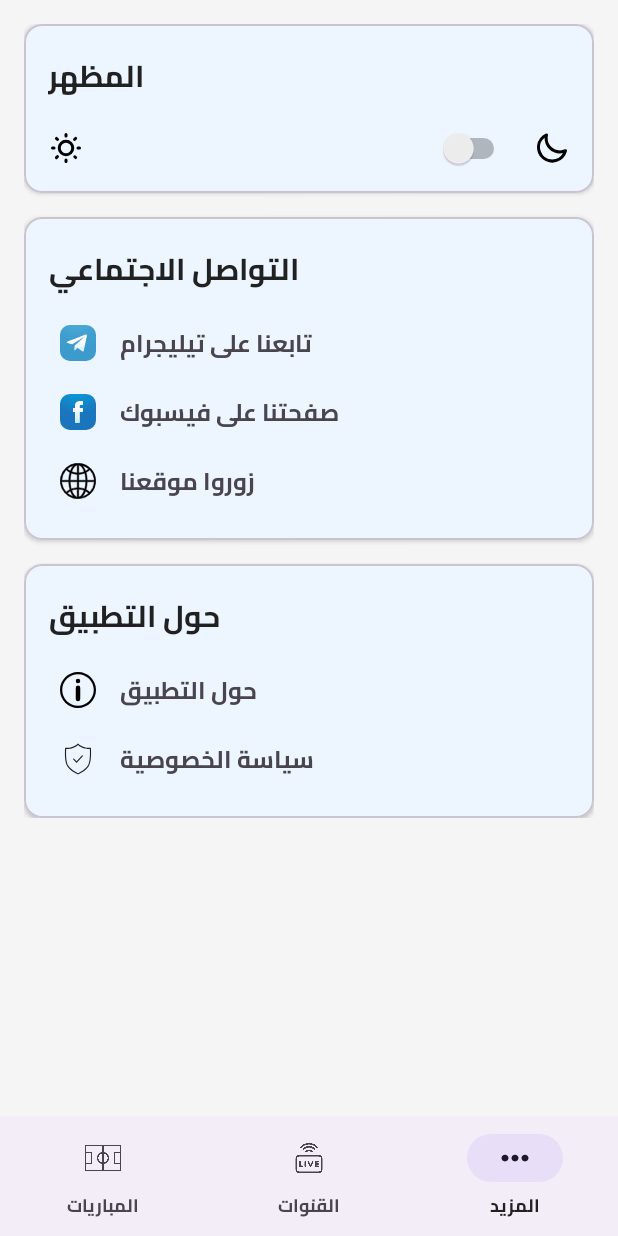
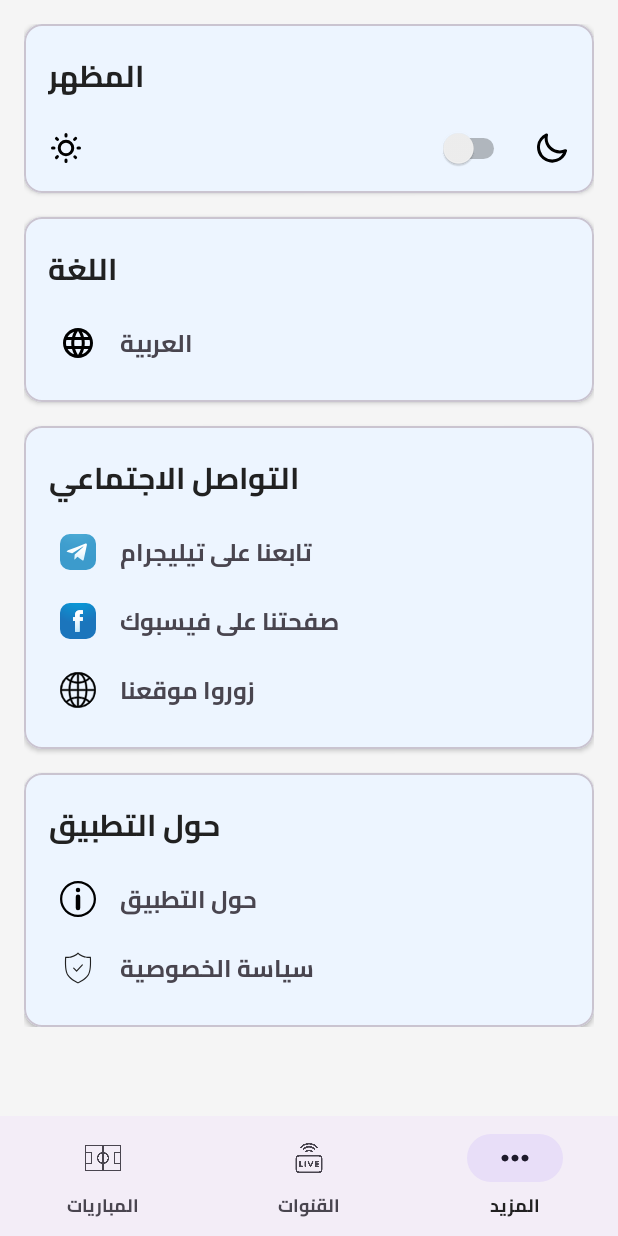
Before and after one commit to djxxber3/footstique-app, an Android app: the MainActivity screen opened directly, with no data from a screen before it, item 3 of the bottom bar chosen, on a phone screen of 412 x 824 dp. Run offline under Robolectric (Android 15) with nearby library versions, the phone set to English and light mode, and no system bars; pictures from the network do not load; 2 statements that could not run were skipped.

Commit message:
first commit

```diff
--- a/app/src/main/java/com/footstique/live/MoreFragment.java
+++ b/app/src/main/java/com/footstique/live/MoreFragment.java
@@ -12,6 +12,7 @@ import android.widget.LinearLayout;
 import android.widget.Switch;
 import androidx.annotation.NonNull;
 import androidx.annotation.Nullable;
+import androidx.appcompat.app.AlertDialog;
 import androidx.appcompat.app.AppCompatDelegate;
 import androidx.fragment.app.Fragment;
 
@@ -19,7 +20,8 @@ public class MoreFragment extends Fragment {
 
     private Switch switchTheme;
     private SharedPreferences sharedPreferences;
-
+private LinearLayout languageLayout;
+private TextView selectedLanguageTextView;
     @Nullable
     @Override
     public View onCreateView(@NonNull LayoutInflater inflater, @Nullable ViewGroup container, @Nullable Bundle savedInstanceState) {
@@ -78,7 +80,55 @@ public class MoreFragment extends Fragment {
             Intent intent = new Intent(getActivity(), PolicyActivity.class);
             startActivity(intent);
         });
+languageLayout = view.findViewById(R.id.language_layout);
+selectedLanguageTextView = view.findViewById(R.id.selected_language_textview);
 
+// Load the saved language and set the text
+SharedPreferences languagePrefs = requireActivity().getSharedPreferences("language_prefs", Context.MODE_PRIVATE);
+String currentLang = languagePrefs.getString("language", "ar"); // Default to Arabic
+setLanguageText(currentLang);
+
+
+languageLayout.setOnClickListener(v -> {
+    showLanguageDialog();
+});
         return view;
     }
+
+    private void setLanguageText(String langCode) {
+        switch (langCode) {
+            case "en":
+                selectedLanguageTextView.setText(R.string.english);
+                break;
+            case "fr":
+                selectedLanguageTextView.setText(R.string.french);
+                break;
+            default:
+                selectedLanguageTextView.setText(R.string.arabic);
+                break;
+        }
+    }
+
+    private void showLanguageDialog() {
+        final String[] languages = {"العربية", "Français", "English"};
+        final String[] langCodes = {"ar", "fr", "en"};
+
+        new AlertDialog.Builder(requireContext())
+                .setTitle("اختر لغة")
+                .setItems(languages, (dialog, which) -> {
+                    setLocale(langCodes[which]);
+                })
+                .show();
+    }
+
+    private void setLocale(String langCode) {
+        // Save the selected language
+        SharedPreferences languagePrefs = requireActivity().getSharedPreferences("language_prefs", Context.MODE_PRIVATE);
+        SharedPreferences.Editor editor = languagePrefs.edit();
+        editor.putString("language", langCode);
+        editor.apply();
+
+        // Recreate the activity to apply the language change
+        requireActivity().recreate();
+    }
 }
--- /dev/null
+++ b/app/src/main/res/drawable/ic_language.xml
@@ -0,0 +1,9 @@
+<vector xmlns:android="http://schemas.android.com/apk/res/android"
+    android:width="24dp"
+    android:height="24dp"
+    android:viewportWidth="24"
+    android:viewportHeight="24">
+  <path
+      android:fillColor="#FF000000"
+      android:pathData="M11.99,2C6.47,2 2,6.48 2,12s4.47,10 9.99,10C17.52,22 22,17.52 22,12S17.52,2 11.99,2zM18.92,8h-2.95c-0.32,-1.25 -0.78,-2.45 -1.38,-3.56 1.84,0.63 3.37,1.91 4.33,3.56zM12,4.04c0.83,1.2 1.48,2.53 1.91,3.96h-3.82c0.43,-1.43 1.08,-2.76 1.91,-3.96zM4.26,14C4.1,13.36 4,12.69 4,12s0.1,-1.36 0.26,-2h3.38c-0.08,0.66 -0.14,1.32 -0.14,2s0.06,1.34 0.14,2L4.26,14zM5.08,16h2.95c0.32,1.25 0.78,2.45 1.38,3.56 -1.84,-0.63 -3.37,-1.9 -4.33,-3.56zM8.03,8L5.08,8c0.96,-1.66 2.49,-2.93 4.33,-3.56C8.81,5.55 8.35,6.75 8.03,8zM12,19.96c-0.83,-1.2 -1.48,-2.53 -1.91,-3.96h3.82c-0.43,1.43 -1.08,2.76 -1.91,3.96zM14.34,14L9.66,14c-0.09,-0.66 -0.16,-1.32 -0.16,-2s0.07,-1.35 0.16,-2h4.68c0.09,0.65 0.16,1.32 0.16,2s-0.07,1.34 -0.16,2zM14.59,19.56c0.6,-1.11 1.06,-2.31 1.38,-3.56h2.95c-0.96,1.65 -2.49,2.93 -4.33,3.56zM16.36,14c0.08,-0.66 0.14,-1.32 0.14,-2s-0.06,-1.34 -0.14,-2h3.38c0.16,0.64 0.26,1.31 0.26,2s-0.1,1.36 -0.26,2h-3.38z"/>
+</vector>
--- a/app/src/main/res/layout/activity_more.xml
+++ b/app/src/main/res/layout/activity_more.xml
@@ -56,10 +56,55 @@
                         android:layout_height="24dp"
                         android:src="@drawable/ic_moon"
                         android:contentDescription="Dark Mode" />
+
+                </LinearLayout>
+
+            </LinearLayout>
+
+        </com.google.android.material.card.MaterialCardView>
+        <com.google.android.material.card.MaterialCardView
+            android:layout_width="match_parent"
+            android:layout_height="wrap_content"
+            app:cardElevation="2dp"
+            app:cardCornerRadius="12dp"
+            android:layout_marginBottom="16dp">
+
+            <LinearLayout
+                android:layout_width="match_parent"
+                android:layout_height="wrap_content"
+                android:orientation="vertical"
+                android:padding="16dp">
+
+                <TextView
+                    android:layout_width="wrap_content"
+                    android:layout_height="wrap_content"
+                    android:text="@string/language"
+                    android:textAppearance="?attr/textAppearanceHeadline6"
+                    android:layout_marginBottom="8dp" />
+
+                <LinearLayout
+                    android:id="@+id/language_layout"
+                    android:layout_width="match_parent"
+                    android:layout_height="wrap_content"
+                    android:orientation="horizontal"
+                    android:gravity="center_vertical"
+                    android:padding="8dp"
+                    android:background="?attr/selectableItemBackground">
+                    <ImageView
+                        android:src="@drawable/ic_language"
+                        android:layout_width="24dp"
+                        android:layout_height="24dp"
+                        android:contentDescription="Language" />
+                    <TextView
+                        android:id="@+id/selected_language_textview"
+                        android:text="@string/arabic"
+                        android:textSize="16sp"
+                        android:layout_marginStart="16dp"
+                        android:layout_width="wrap_content"
+                        android:layout_height="wrap_content" />
                 </LinearLayout>
             </LinearLayout>
         </com.google.android.material.card.MaterialCardView>
-
         <com.google.android.material.card.MaterialCardView
             android:layout_width="match_parent"
             android:layout_height="wrap_content"
--- a/app/src/main/res/values/strings.xml
+++ b/app/src/main/res/values/strings.xml
@@ -22,7 +22,10 @@
         <string name="matches">المباريات</string>
         <string name="channels">القنوات</string>
         <string name="more">المزيد</string>
-
+        <string name="language">اللغة</string>
+        <string name="arabic">العربية</string>
+        <string name="french">الفرنسية</string>
+        <string name="english">الانجليزية</string>
         <string name="match_channels">قنوات المباراة</string>
         <string name="no_channels_found">لا توجد قنوات متاحة لهذه المباراة حالياً</string>
 
```
Also changed, not shown: app/src/main/java/com/footstique/live/AboutActivity.java (+19 -0 lines).
